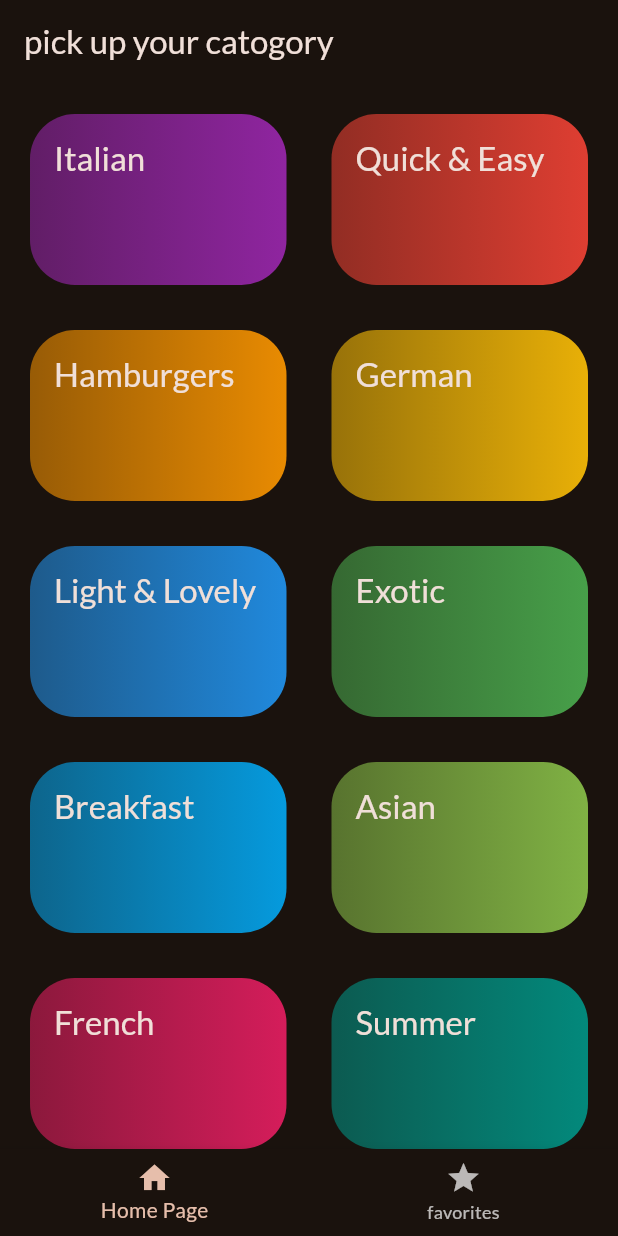
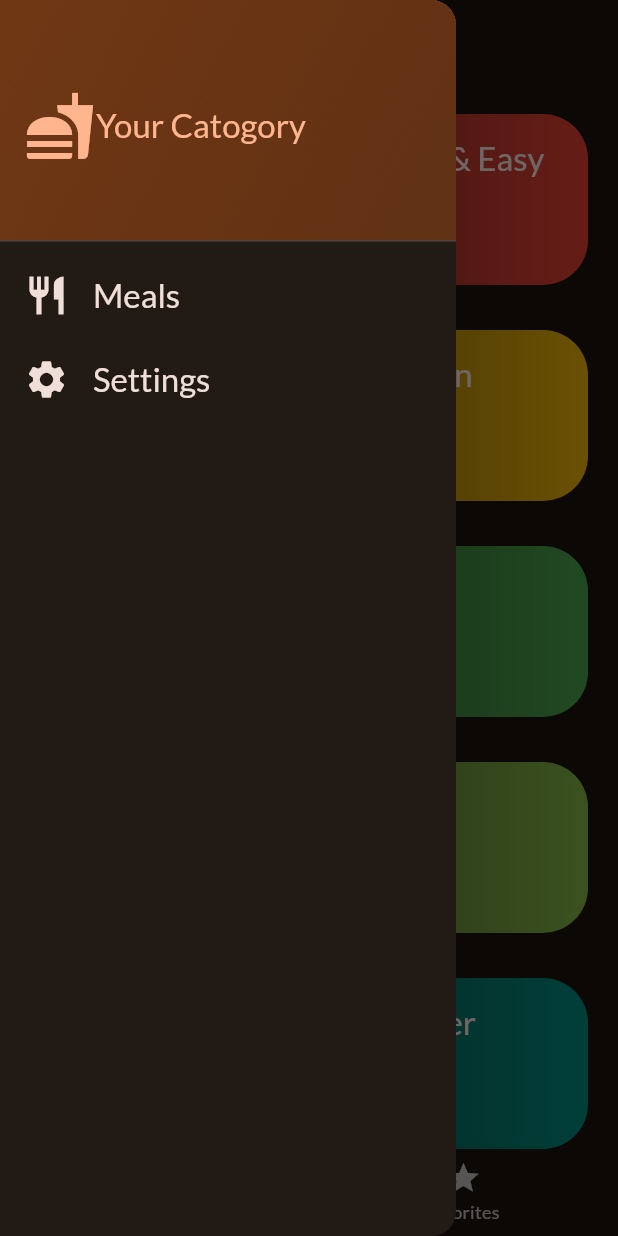
Before and after one commit to ASNoufal/Meals_App, a Flutter app: the screen it shows after launch, with the side drawer open (before the commit the screen has no drawer), on a phone screen of 412 x 824 dp. Run offline on Flutter 3.47's test engine with Material 2 defaults, Android fonts, the phone set to English and light mode, and no system bars; our stand-ins replace google_fonts, transparent_image.

Commit message:
drawer page is added

```diff
--- /dev/null
+++ b/lib/Screen/main_drawer.dart
@@ -0,0 +1,65 @@
+import 'package:flutter/material.dart';
+
+class MainDrawerScreen extends StatelessWidget {
+  const MainDrawerScreen({super.key});
+
+  @override
+  Widget build(BuildContext context) {
+    return Drawer(
+      child: Column(
+        children: [
+          DrawerHeader(
+              decoration: BoxDecoration(
+                  gradient: LinearGradient(colors: [
+                Theme.of(context).colorScheme.primaryContainer,
+                Theme.of(context).colorScheme.primaryContainer.withOpacity(0.8)
+              ], begin: Alignment.topLeft, end: Alignment.bottomRight)),
+              child: Row(
+                children: [
+                  Icon(
+                    Icons.fastfood,
+                    size: 48,
+                    color: Theme.of(context).colorScheme.primary,
+                  ),
+                  Text(
+                    "Your Catogory",
+                    style: Theme.of(context)
+                        .textTheme
+                        .titleLarge!
+                        .copyWith(color: Theme.of(context).colorScheme.primary),
+                  )
+                ],
+              )),
+          ListTile(
+            leading: Icon(
+              Icons.restaurant,
+              size: 30,
+              color: Theme.of(context).colorScheme.onBackground,
+            ),
+            title: Text(
+              "Meals",
+              style: Theme.of(context)
+                  .textTheme
+                  .titleLarge!
+                  .copyWith(color: Theme.of(context).colorScheme.onBackground),
+            ),
+          ),
+          ListTile(
+            leading: Icon(
+              Icons.settings,
+              size: 30,
+              color: Theme.of(context).colorScheme.onBackground,
+            ),
+            title: Text(
+              "Settings",
+              style: Theme.of(context)
+                  .textTheme
+                  .titleLarge!
+                  .copyWith(color: Theme.of(context).colorScheme.onBackground),
+            ),
+          )
+        ],
+      ),
+    );
+  }
+}
--- a/lib/Screen/tabs.dart
+++ b/lib/Screen/tabs.dart
@@ -1,6 +1,7 @@
 import 'package:flutter/material.dart';
 import 'package:meal_app/Screen/Meals.dart';
 import 'package:meal_app/Screen/catogory.dart';
+import 'package:meal_app/Screen/main_drawer.dart';
 import 'package:meal_app/model/Meal.dart';
 
 class Tabs extends StatefulWidget {
@@ -58,6 +59,7 @@ class _TabsState extends State<Tabs> {
       appBar: AppBar(
         title: titles,
       ),
+      drawer: MainDrawerScreen(),
       bottomNavigationBar: BottomNavigationBar(
         currentIndex: selectedindex,
         onTap: selectedpage,
```
